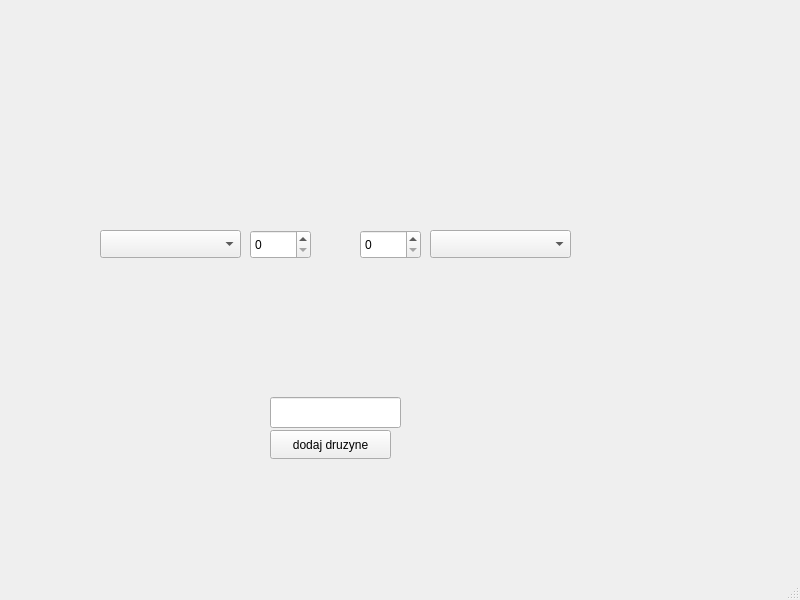
Above: mainwindow.ui from Kperp8/tournament-tracker-PL before the change. Below: the same form after it.
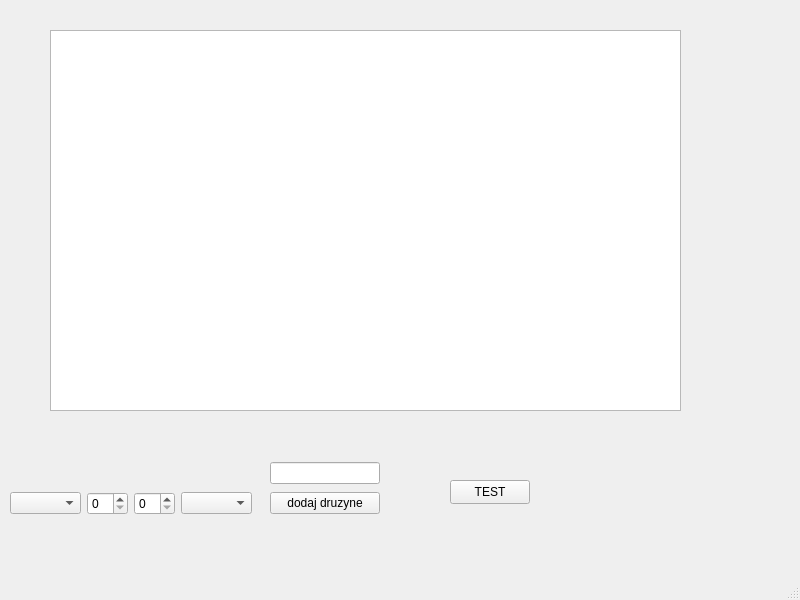
That is the form after the change.

```diff
--- a/mainwindow.ui
+++ b/mainwindow.ui
@@ -14,69 +14,75 @@
    <string>MainWindow</string>
   </property>
   <widget class="QWidget" name="centralwidget">
-   <widget class="QComboBox" name="select_A">
+   <widget class="QTableView" name="scoresTable">
     <property name="geometry">
      <rect>
-      <x>100</x>
-      <y>230</y>
-      <width>141</width>
-      <height>28</height>
+      <x>50</x>
+      <y>30</y>
+      <width>631</width>
+      <height>381</height>
      </rect>
     </property>
    </widget>
-   <widget class="QComboBox" name="select_B">
+   <widget class="QPushButton" name="testButton">
     <property name="geometry">
      <rect>
-      <x>430</x>
-      <y>230</y>
-      <width>141</width>
-      <height>28</height>
+      <x>450</x>
+      <y>480</y>
+      <width>80</width>
+      <height>24</height>
      </rect>
     </property>
-   </widget>
-   <widget class="QSpinBox" name="spinBox">
-    <property name="geometry">
-     <rect>
-      <x>250</x>
-      <y>230</y>
-      <width>61</width>
-      <height>29</height>
-     </rect>
+    <property name="text">
+     <string>TEST</string>
     </property>
    </widget>
-   <widget class="QSpinBox" name="spinBox_2">
+   <widget class="QWidget" name="">
     <property name="geometry">
      <rect>
-      <x>360</x>
-      <y>230</y>
-      <width>61</width>
-      <height>29</height>
+      <x>10</x>
+      <y>490</y>
+      <width>242</width>
+      <height>27</height>
      </rect>
     </property>
+    <layout class="QHBoxLayout" name="horizontalLayout">
+     <item>
+      <widget class="QComboBox" name="select_A"/>
+     </item>
+     <item>
+      <widget class="QSpinBox" name="spinBox"/>
+     </item>
+     <item>
+      <widget class="QSpinBox" name="spinBox_2"/>
+     </item>
+     <item>
+      <widget class="QComboBox" name="select_B"/>
+     </item>
+    </layout>
    </widget>
-   <widget class="QLineEdit" name="lineEdit_druzyna">
+   <widget class="QWidget" name="">
     <property name="geometry">
      <rect>
       <x>270</x>
-      <y>397</y>
-      <width>131</width>
-      <height>31</height>
+      <y>460</y>
+      <width>110</width>
+      <height>56</height>
      </rect>
     </property>
-   </widget>
+    <layout class="QVBoxLayout" name="verticalLayout">
+     <item>
+      <widget class="QLineEdit" name="lineEdit_druzyna"/>
+     </item>
+     <item>
    <widget class="QPushButton" name="add_team">
-    <property name="geometry">
-     <rect>
-      <x>270</x>
-      <y>430</y>
-      <width>121</width>
-      <height>29</height>
-     </rect>
-    </property>
     <property name="text">
      <string>dodaj druzyne</string>
     </property>
    </widget>
+     </item>
+    </layout>
+   </widget>
   </widget>
   <widget class="QMenuBar" name="menubar">
    <property name="geometry">
```
Left out of the diff: 2 changed lines with no effect on the pictures. Lines whose indentation alone changed are shown as unchanged.
